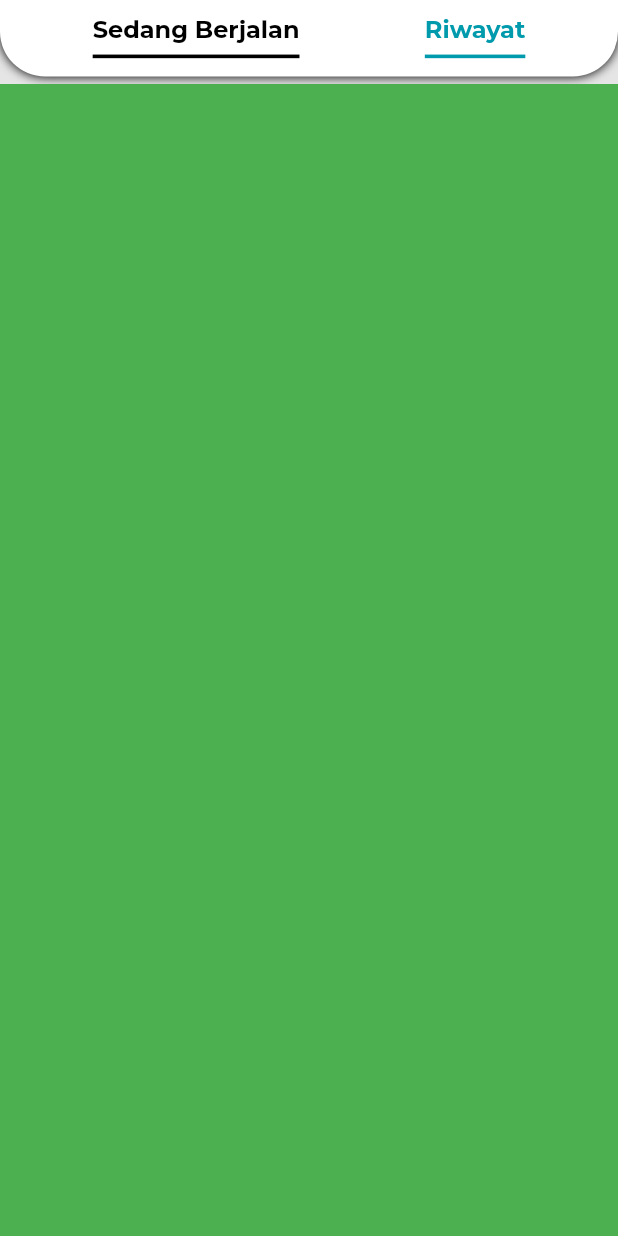
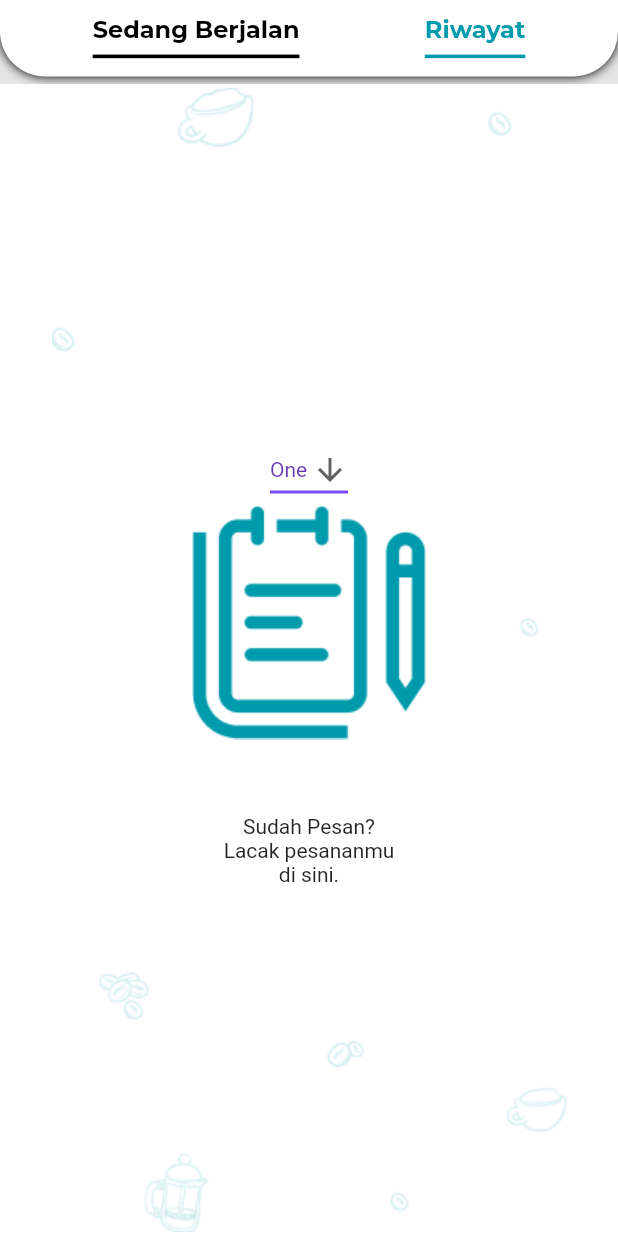
Before and after one commit to mlatifr/java_code, a Flutter app: the Pesanan screen opened directly, after a tap on "Riwayat", on a phone screen of 412 x 824 dp. Run offline on Flutter 3.47's test engine with Material 2 defaults, Android fonts, the phone set to English and light mode, and no system bars; our stand-ins replace google_fonts.

Commit message:
PesananRiwayat DropDownSemuaStatus

```diff
--- a/lib/pesanan/pesanan.dart
+++ b/lib/pesanan/pesanan.dart
@@ -2,7 +2,6 @@
 
 import 'package:flutter/material.dart';
 import 'package:google_fonts/google_fonts.dart';
-import 'package:java_code/beranda/halaman1.dart';
 
 class Pesanan extends StatefulWidget {
   const Pesanan({Key? key}) : super(key: key);
@@ -14,7 +13,10 @@ class Pesanan extends StatefulWidget {
 var currentScreen = 0;
 
 class _PesananState extends State<Pesanan> {
-  final screenPesanan = [const WidgetContainerPesanan(), const Halaman1()];
+  final screenPesanan = [
+    const WidgetContainerSedangBerjalan(),
+    const WidgetContainerRiwayat()
+  ];
 
   @override
   Widget build(BuildContext context) {
@@ -225,8 +227,8 @@ class _PesananState extends State<Pesanan> {
   }
 }
 
-class WidgetContainerPesanan extends StatelessWidget {
-  const WidgetContainerPesanan({
+class WidgetContainerSedangBerjalan extends StatelessWidget {
+  const WidgetContainerSedangBerjalan({
     Key? key,
   }) : super(key: key);
 
@@ -257,3 +259,64 @@ class WidgetContainerPesanan extends StatelessWidget {
     );
   }
 }
+
+class WidgetContainerRiwayat extends StatefulWidget {
+  const WidgetContainerRiwayat({
+    Key? key,
+  }) : super(key: key);
+
+  @override
+  State<WidgetContainerRiwayat> createState() => _WidgetContainerRiwayatState();
+}
+
+class _WidgetContainerRiwayatState extends State<WidgetContainerRiwayat> {
+  String dropdownValue = 'One';
+  @override
+  Widget build(BuildContext context) {
+    return Container(
+      decoration: const BoxDecoration(
+          color: Colors.white,
+          image: DecorationImage(
+            image: AssetImage('assets/Pesanan/background_pesanan.png'),
+            // fit: BoxFit.cover,
+          )),
+      child: Center(
+          child: Column(
+        mainAxisAlignment: MainAxisAlignment.center,
+        // crossAxisAlignment: CrossAxisAlignment.center,
+        children: [
+          DropdownButton<String>(
+            value: dropdownValue,
+            icon: const Icon(Icons.arrow_downward),
+            elevation: 16,
+            style: const TextStyle(color: Colors.deepPurple),
+            underline: Container(
+              height: 2,
+              color: Colors.deepPurpleAccent,
+            ),
+            onChanged: (String? newValue) {
+              setState(() {
+                dropdownValue = newValue!;
+              });
+            },
+            items: <String>['One', 'Two', 'Free', 'Four']
+                .map<DropdownMenuItem<String>>((String value) {
+              return DropdownMenuItem<String>(
+                value: value,
+                child: Text(value),
+              );
+            }).toList(),
+          ),
+          Image.asset('assets/Pesanan/img_center_pesanan.png'),
+          const SizedBox(
+            height: 50,
+          ),
+          const Text(
+            'Sudah Pesan?\nLacak pesananmu\ndi sini.',
+            textAlign: TextAlign.center,
+          )
+        ],
+      )),
+    );
+  }
+}
```
